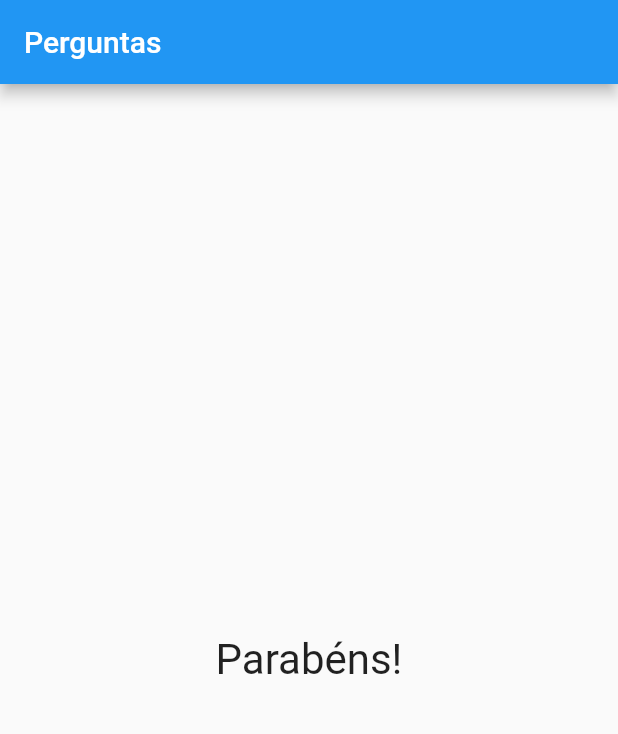
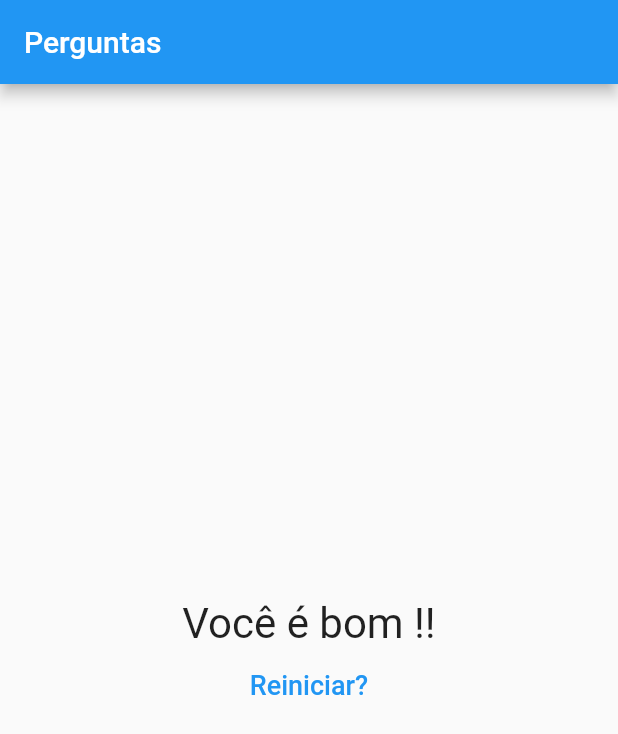
Before and after one commit to ademir2011/app01perguntas, a Flutter app: the screen it shows after launch, after a tap on "Preto", after a tap on "Cobra", after a tap on "Leo", on a phone screen of 412 x 824 dp. Shown: the top 734 px of the screen. Run offline on Flutter 3.47's test engine with Material 2 defaults, Android fonts, the phone set to English and light mode, and no system bars.

Commit message:
adicionando reinicialização do formulário

```diff
--- a/lib/main.dart
+++ b/lib/main.dart
@@ -54,6 +54,13 @@ class _PerguntasState extends State<Perguntas> {
     print(_perguntaSelecionada);
   }
 
+  void _reiniciarQuestionario() {
+    setState(() {
+      _perguntaSelecionada = 0;
+      _pontuacaoTotal = 0;
+    });
+  }
+
   @override
   Widget build(BuildContext context) {
     return MaterialApp(
@@ -67,7 +74,7 @@ class _PerguntasState extends State<Perguntas> {
                 perguntaSelecionada: _perguntaSelecionada,
                 responder: _responder,
               )
-            : Resultado(_pontuacaoTotal),
+            : Resultado(_pontuacaoTotal, _reiniciarQuestionario),
       ),
     );
   }
--- a/lib/resultado.dart
+++ b/lib/resultado.dart
@@ -2,8 +2,9 @@ import 'package:flutter/material.dart';
 
 class Resultado extends StatelessWidget {
   final int pontuacao;
+  final void Function() quandoReiniciarQuestionario;
 
-  const Resultado(this.pontuacao, {Key? key}) : super(key: key);
+  const Resultado(this.pontuacao, this.quandoReiniciarQuestionario, {Key? key}) : super(key: key);
 
   String get fraseResultado {
     if (pontuacao < 30) {
@@ -19,11 +20,24 @@ class Resultado extends StatelessWidget {
 
   @override
   Widget build(BuildContext context) {
-    return const Center(
-      child: Text(
-        'Parabéns!',
-        style: TextStyle(fontSize: 28),
-      ),
+    return Column(
+      mainAxisAlignment: MainAxisAlignment.center,
+      children: [
+        Center(
+          child: Text(
+            fraseResultado,
+            style: const TextStyle(fontSize: 28),
+          ),
+        ),
+        TextButton(
+          onPressed: quandoReiniciarQuestionario,
+          child: const Text(
+            'Reiniciar?',
+            style: TextStyle(fontSize: 18),
+          ),
+          style: TextButton.styleFrom(primary: Colors.blue),
+        ),
+      ],
     );
   }
 }
```
